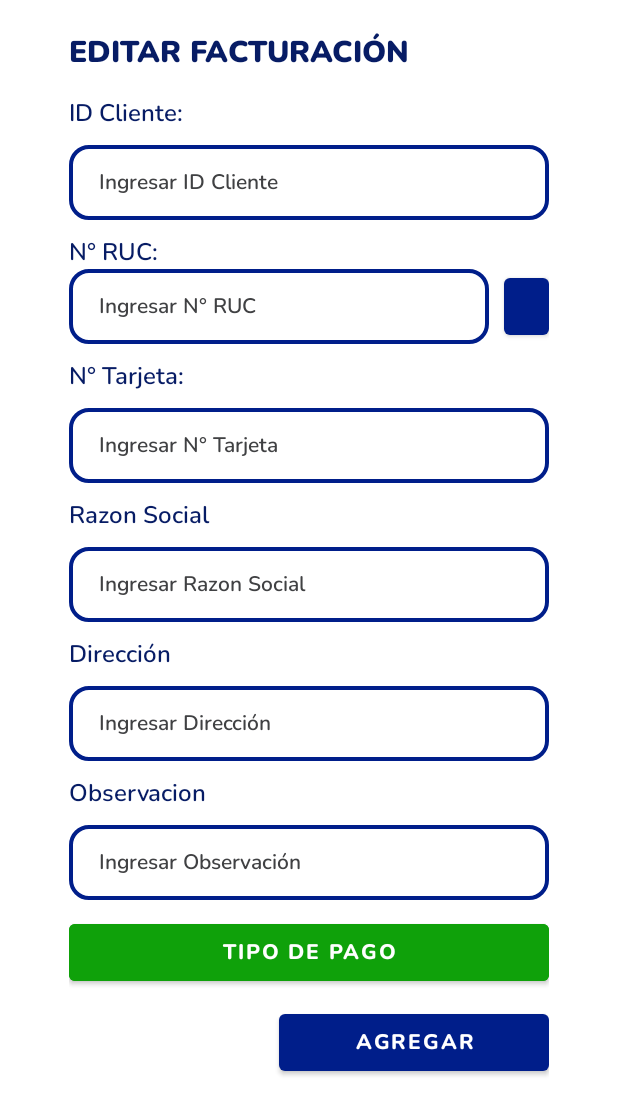
After one commit to melinallacuag/fragmentMenu, an Android app: the layout fragment_editar_modal_factura.xml on its own in the app's theme, with its tools: preview values and no code run, on a phone screen of 412 x 824 dp. The commit adds this screen. Shown: the top 1115 px of the screen. Run offline under Robolectric (Android 15) with nearby library versions, the phone set to English and light mode, and no system bars.

Commit message:
implementacion de su modal

```diff
--- /dev/null
+++ b/app/src/main/java/com/example/fragmentmenu/EditarModalFacturaFragment.kt
@@ -0,0 +1,24 @@
+package com.example.fragmentmenu
+
+import android.os.Bundle
+import androidx.fragment.app.Fragment
+import android.view.LayoutInflater
+import android.view.View
+import android.view.ViewGroup
+import androidx.appcompat.app.AppCompatActivity
+import androidx.fragment.app.DialogFragment
+import kotlinx.android.synthetic.main.fragment_op_factura.*
+
+class EditarModalFacturaFragment : DialogFragment() {
+
+
+    override fun onCreateView(
+        inflater: LayoutInflater, container: ViewGroup?,
+        savedInstanceState: Bundle?
+    ): View? {
+        // Inflate the layout for this fragment
+        return inflater.inflate(R.layout.fragment_editar_modal_factura, container, false)
+    }
+
+
+}
--- a/app/src/main/java/com/example/fragmentmenu/EditarOpFacturaFragment.kt
+++ b/app/src/main/java/com/example/fragmentmenu/EditarOpFacturaFragment.kt
@@ -5,29 +5,13 @@ import androidx.fragment.app.Fragment
 import android.view.LayoutInflater
 import android.view.View
 import android.view.ViewGroup
+import androidx.appcompat.app.AppCompatActivity
+import kotlinx.android.synthetic.main.fragment_editar_op_factura.*
+import kotlinx.android.synthetic.main.fragment_op_factura.*
 
-// TODO: Rename parameter arguments, choose names that match
-// the fragment initialization parameters, e.g. ARG_ITEM_NUMBER
-private const val ARG_PARAM1 = "param1"
-private const val ARG_PARAM2 = "param2"
 
-/**
- * A simple [Fragment] subclass.
- * Use the [EditarOpFacturaFragment.newInstance] factory method to
- * create an instance of this fragment.
- */
 class EditarOpFacturaFragment : Fragment() {
-    // TODO: Rename and change types of parameters
-    private var param1: String? = null
-    private var param2: String? = null
 
-    override fun onCreate(savedInstanceState: Bundle?) {
-        super.onCreate(savedInstanceState)
-        arguments?.let {
-            param1 = it.getString(ARG_PARAM1)
-            param2 = it.getString(ARG_PARAM2)
-        }
-    }
 
     override fun onCreateView(
         inflater: LayoutInflater, container: ViewGroup?,
@@ -37,23 +21,14 @@ class EditarOpFacturaFragment : Fragment() {
         return inflater.inflate(R.layout.fragment_editar_op_factura, container, false)
     }
 
-    companion object {
-        /**
-         * Use this factory method to create a new instance of
-         * this fragment using the provided parameters.
-         *
-         * @param param1 Parameter 1.
-         * @param param2 Parameter 2.
-         * @return A new instance of fragment EditarOpFacturaFragment.
-         */
-        // TODO: Rename and change types and number of parameters
-        @JvmStatic
-        fun newInstance(param1: String, param2: String) =
-            EditarOpFacturaFragment().apply {
-                arguments = Bundle().apply {
-                    putString(ARG_PARAM1, param1)
-                    putString(ARG_PARAM2, param2)
-                }
-            }
+    override fun onViewCreated(view: View, savedInstanceState: Bundle?) {
+        super.onViewCreated(view, savedInstanceState)
+
+        btneditarfactura.setOnClickListener{
+            val showeditarfactura = EditarModalFacturaFragment()
+            showeditarfactura.show((activity as AppCompatActivity).supportFragmentManager,"shop")
+
+        }
+
     }
 }
--- /dev/null
+++ b/app/src/main/res/layout/fragment_editar_modal_factura.xml
@@ -0,0 +1,226 @@
+<?xml version="1.0" encoding="utf-8"?>
+<androidx.constraintlayout.widget.ConstraintLayout xmlns:android="http://schemas.android.com/apk/res/android"
+    xmlns:app="http://schemas.android.com/apk/res-auto"
+    xmlns:tools="http://schemas.android.com/tools"
+    android:layout_width="match_parent"
+    android:layout_height="match_parent"
+    tools:context=".EditarModalFacturaFragment">
+
+    <LinearLayout
+        android:layout_width="380sp"
+        android:layout_height="wrap_content"
+        android:orientation="vertical"
+        android:paddingStart="30dp"
+        android:paddingTop="20dp"
+        android:paddingEnd="30dp"
+        android:paddingBottom="20dp"
+        app:layout_constraintEnd_toEndOf="parent"
+        app:layout_constraintStart_toStartOf="parent"
+        app:layout_constraintTop_toTopOf="parent">
+
+        <TextView
+            android:layout_width="match_parent"
+            android:layout_height="wrap_content"
+            android:fontFamily="@font/nunito_black"
+            android:text="EDITAR FACTURACIÓN"
+            android:textColor="#071C65"
+            android:textSize="20sp"
+            android:textStyle="bold" />
+
+        <TextView
+            android:layout_width="match_parent"
+            android:layout_height="wrap_content"
+            android:layout_marginTop="15sp"
+            android:fontFamily="@font/nunito_semibold"
+            android:text="ID Cliente:"
+            android:textColor="#071C65"
+            android:textSize="16sp"
+            android:textStyle="bold" />
+
+        <EditText
+            android:id="@+id/inputdato"
+            android:layout_width="match_parent"
+            android:layout_height="50sp"
+            android:layout_marginTop="10sp"
+            android:background="@drawable/border"
+            android:drawablePadding="12sp"
+            android:fontFamily="@font/nunito_semibold"
+            android:hint="Ingresar ID Cliente"
+            android:inputType="number"
+            android:paddingLeft="20sp"
+            android:textColor="#123456"
+            android:textColorHint="#404143"
+            android:textSize="14sp" />
+
+        <TextView
+            android:layout_width="match_parent"
+            android:layout_height="wrap_content"
+            android:layout_marginTop="10sp"
+            android:fontFamily="@font/nunito_semibold"
+            android:text="N° RUC:"
+            android:textColor="#071C65"
+            android:textSize="16sp"
+            android:textStyle="bold" />
+
+
+        <LinearLayout
+            android:layout_width="match_parent"
+            android:layout_height="wrap_content"
+            app:layout_constraintBottom_toBottomOf="parent"
+            app:layout_constraintEnd_toEndOf="parent"
+            app:layout_constraintStart_toStartOf="parent"
+            app:layout_constraintTop_toTopOf="parent">
+
+            <EditText
+                android:id="@+id/inputplaca"
+                android:layout_width="280dp"
+                android:layout_height="50sp"
+                android:background="@drawable/border"
+                android:fontFamily="@font/nunito_semibold"
+                android:hint="Ingresar N° RUC"
+                android:inputType="number"
+                android:paddingLeft="20sp"
+                android:textColor="#123456"
+                android:textColorHint="#404143"
+                android:textSize="14sp" />
+
+            <Button
+                android:layout_width="match_parent"
+                android:layout_height="match_parent"
+                android:layout_gravity="end"
+                android:layout_marginStart="10sp"
+                android:fontFamily="@font/nunito_extrabold"
+                android:text="SUNAT"
+                app:layout_constraintEnd_toEndOf="parent" />
+
+        </LinearLayout>
+
+
+        <TextView
+            android:layout_width="match_parent"
+            android:layout_height="wrap_content"
+            android:layout_marginTop="10sp"
+            android:fontFamily="@font/nunito_semibold"
+            android:text="N° Tarjeta:"
+            android:textColor="#071C65"
+            android:textSize="16sp"
+            android:textStyle="bold" />
+
+        <EditText
+            android:id="@+id/inputkilometro"
+            android:layout_width="match_parent"
+            android:layout_height="50sp"
+            android:layout_marginTop="10sp"
+            android:background="@drawable/border"
+            android:drawablePadding="12sp"
+            android:fontFamily="@font/nunito_semibold"
+            android:hint="Ingresar N° Tarjeta"
+            android:inputType="number"
+            android:paddingLeft="20sp"
+            android:textColor="#123456"
+            android:textColorHint="#404143"
+            android:textSize="14sp" />
+
+        <TextView
+            android:layout_width="match_parent"
+            android:layout_height="wrap_content"
+            android:layout_marginTop="10sp"
+            android:fontFamily="@font/nunito_semibold"
+            android:text="Razon Social"
+            android:textColor="#071C65"
+            android:textSize="16sp"
+            android:textStyle="bold" />
+
+        <EditText
+            android:id="@+id/inputrazonsocial"
+            android:layout_width="match_parent"
+            android:layout_height="50sp"
+            android:layout_marginTop="10sp"
+            android:background="@drawable/border"
+            android:drawablePadding="12sp"
+            android:fontFamily="@font/nunito_semibold"
+            android:hint="Ingresar Razon Social"
+            android:inputType="text"
+            android:paddingLeft="20sp"
+            android:textColor="#123456"
+            android:textColorHint="#404143"
+            android:textSize="14sp" />
+
+        <TextView
+            android:layout_width="match_parent"
+            android:layout_height="wrap_content"
+            android:layout_marginTop="10sp"
+            android:fontFamily="@font/nunito_semibold"
+            android:text="Dirección"
+            android:textColor="#071C65"
+            android:textSize="16sp"
+            android:textStyle="bold" />
+
+        <EditText
+            android:id="@+id/inpudireccion"
+            android:layout_width="match_parent"
+            android:layout_height="50sp"
+            android:layout_marginTop="10sp"
+            android:background="@drawable/border"
+            android:drawablePadding="12sp"
+            android:fontFamily="@font/nunito_semibold"
+            android:hint="Ingresar Dirección"
+            android:inputType="text"
+            android:paddingLeft="20sp"
+            android:textColor="#123456"
+            android:textColorHint="#404143"
+            android:textSize="14sp" />
+
+        <TextView
+            android:layout_width="match_parent"
+            android:layout_height="wrap_content"
+            android:layout_marginTop="10sp"
+            android:fontFamily="@font/nunito_semibold"
+            android:text="Observacion"
+            android:textColor="#071C65"
+            android:textSize="16sp"
+            android:textStyle="bold" />
+
+        <EditText
+            android:id="@+id/inputobservacion"
+            android:layout_width="match_parent"
+            android:layout_height="50sp"
+            android:layout_marginTop="10sp"
+            android:background="@drawable/border"
+            android:drawablePadding="12sp"
+            android:fontFamily="@font/nunito_semibold"
+            android:hint="Ingresar Observación"
+            android:inputType="text"
+            android:paddingLeft="20sp"
+            android:textColor="#123456"
+            android:textColorHint="#404143"
+            android:textSize="14sp" />
+
+        <Button
+            android:id="@+id/btntipopago"
+            android:layout_width="match_parent"
+            android:layout_height="50sp"
+            android:layout_marginTop="10sp"
+            android:backgroundTint="#0FA10A"
+            android:fontFamily="@font/nunito_extrabold"
+            android:gravity="center"
+            android:text="Tipo de pago"
+            android:textAllCaps="true"
+            android:textColor="@color/white"
+            android:textSize="14sp" />
+
+        <Button
+            android:id="@+id/dialogDismiss_button"
+            android:layout_width="180sp"
+            android:layout_height="50sp"
+            android:layout_gravity="end"
+            android:layout_marginTop="10sp"
+            android:fontFamily="@font/nunito_extrabold"
+            android:gravity="center"
+            android:text="Agregar"
+            android:textAllCaps="true"
+            android:textColor="@color/white"
+            android:textSize="14sp" />
+    </LinearLayout>
+
+</androidx.constraintlayout.widget.ConstraintLayout>
--- a/app/src/main/res/layout/fragment_editar_op_factura.xml
+++ b/app/src/main/res/layout/fragment_editar_op_factura.xml
@@ -826,7 +826,7 @@
         app:layout_constraintTop_toBottomOf="@+id/textView4" />
 
     <Button
-        android:id="@+id/btnfactura"
+        android:id="@+id/btneditarfactura"
         android:layout_width="match_parent"
         android:layout_height="50sp"
         android:layout_marginStart="20dp"
@@ -835,6 +835,7 @@
         android:fontFamily="@font/nunito_extrabold"
         android:letterSpacing="0.05"
         android:text="FACTURA"
+        android:backgroundTint="#F31212"
         android:textAlignment="center"
         android:textColor="#FFFFFF"
         android:textSize="10sp"
@@ -860,7 +861,7 @@
         app:cornerRadius="5sp"
         app:layout_constraintEnd_toEndOf="parent"
         app:layout_constraintStart_toStartOf="parent"
-        app:layout_constraintTop_toBottomOf="@+id/btnfactura" />
+        app:layout_constraintTop_toBottomOf="@+id/btneditarfactura" />
 
     <Button
         android:id="@+id/btnserafi"
```
